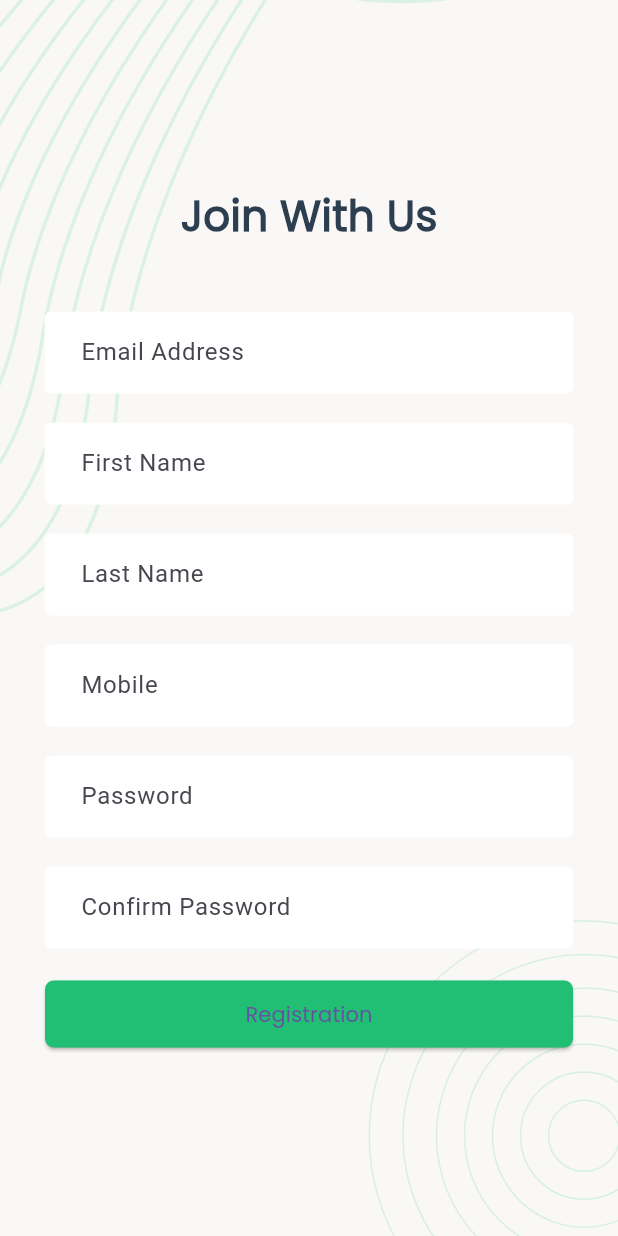
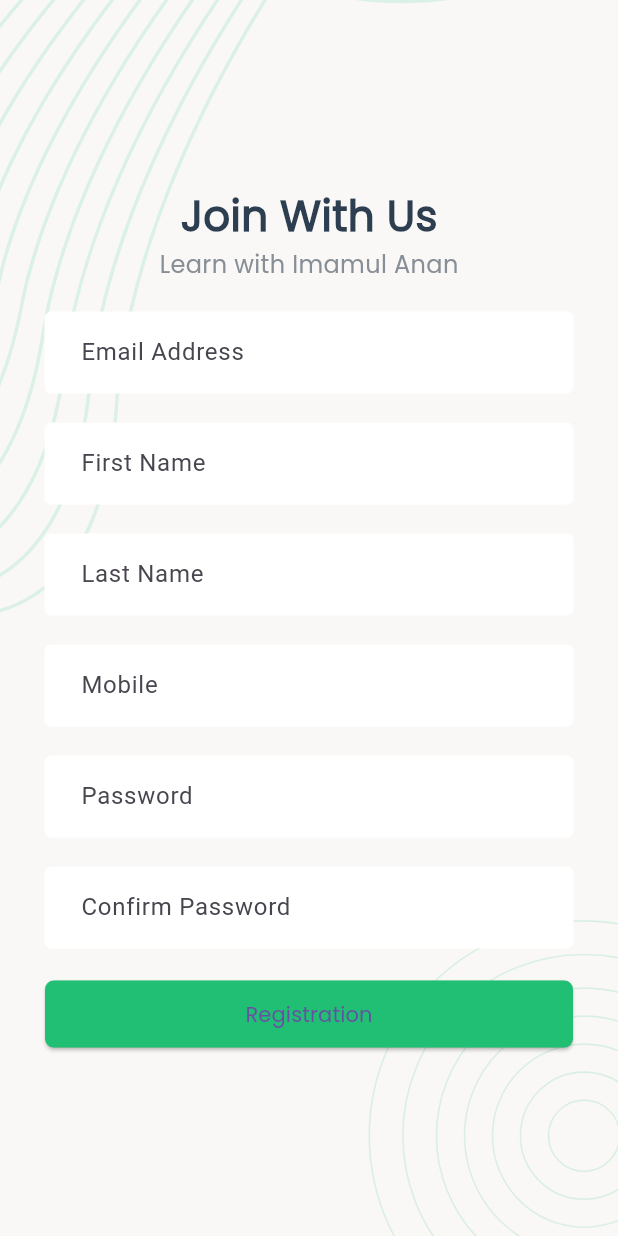
Before and after one commit to imamulanan/Task-Manager-App, a Flutter app: the registrationScreen screen opened by its route, on a phone screen of 412 x 824 dp. Run offline on Flutter 3.47's test engine with Material 3 defaults, Android fonts, the phone set to English and light mode, and no system bars; our stand-ins replace flutter_svg, fluttertoast, pin_code_fields.

Commit message:
Initial commit

```diff
--- a/lib/screen/onboarding/registrationScreen.dart
+++ b/lib/screen/onboarding/registrationScreen.dart
@@ -73,7 +73,7 @@ class _registrationScreenState extends State<registrationScreen> {
                         children: [
                           Text("Join With Us", style: Head1Text(colorDarkBlue)),
                           SizedBox(height: 1),
-                          Text("", style: Head6Text(colorLightGray)),
+                          Text("Learn with Imamul Anan", style: Head6Text(colorLightGray)),
 
                           SizedBox(height: 20),
                           TextFormField(
```
